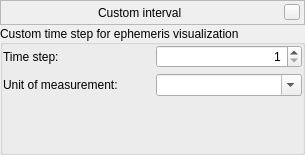
First picture: the form in src/gui/astroCalcCustomStepsDialog.ui, repository 519984307/stellarium_src, before the edit.
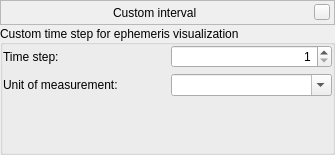
Second picture: the form after the edit. Custom widgets are drawn as their Qt base class.

Commit message: [CI] Update AppVeyor settings + update limits for custom time steps

```diff
--- a/src/gui/astroCalcCustomStepsDialog.ui
+++ b/src/gui/astroCalcCustomStepsDialog.ui
@@ -6,7 +6,7 @@
    <rect>
     <x>0</x>
     <y>0</y>
-    <width>305</width>
+    <width>335</width>
     <height>155</height>
    </rect>
   </property>
@@ -163,7 +163,7 @@
            <number>1</number>
           </property>
           <property name="maximum">
-           <number>1000</number>
+           <number>10000</number>
           </property>
          </widget>
         </item>
```
The commit also changes 1 other file.
